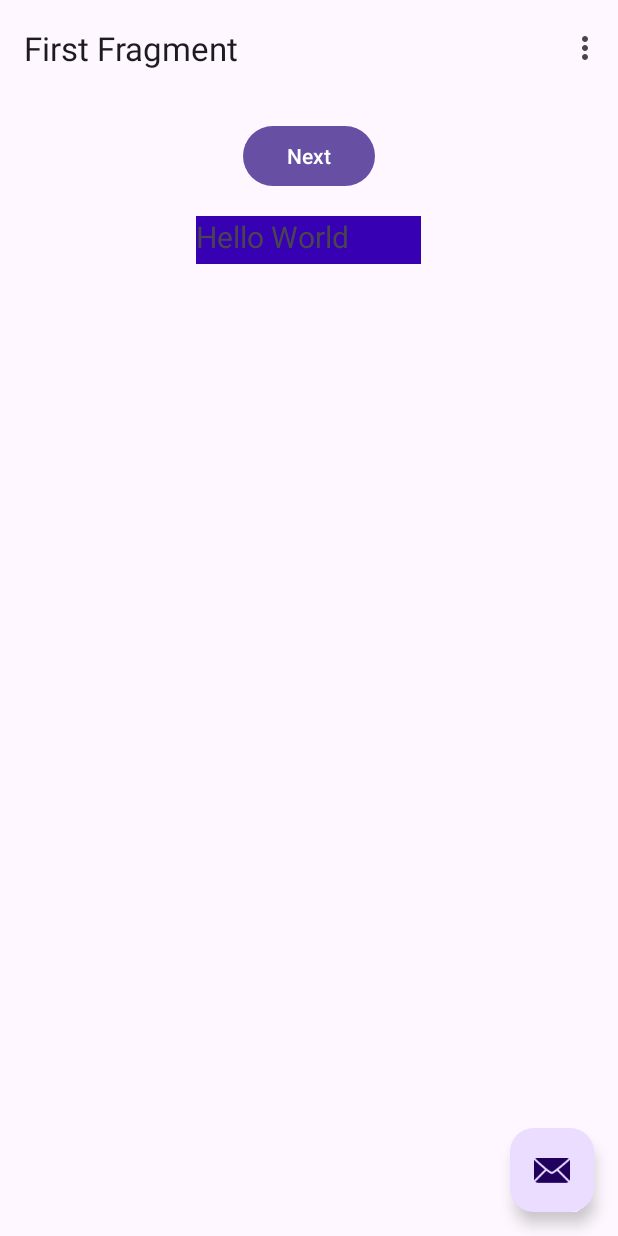
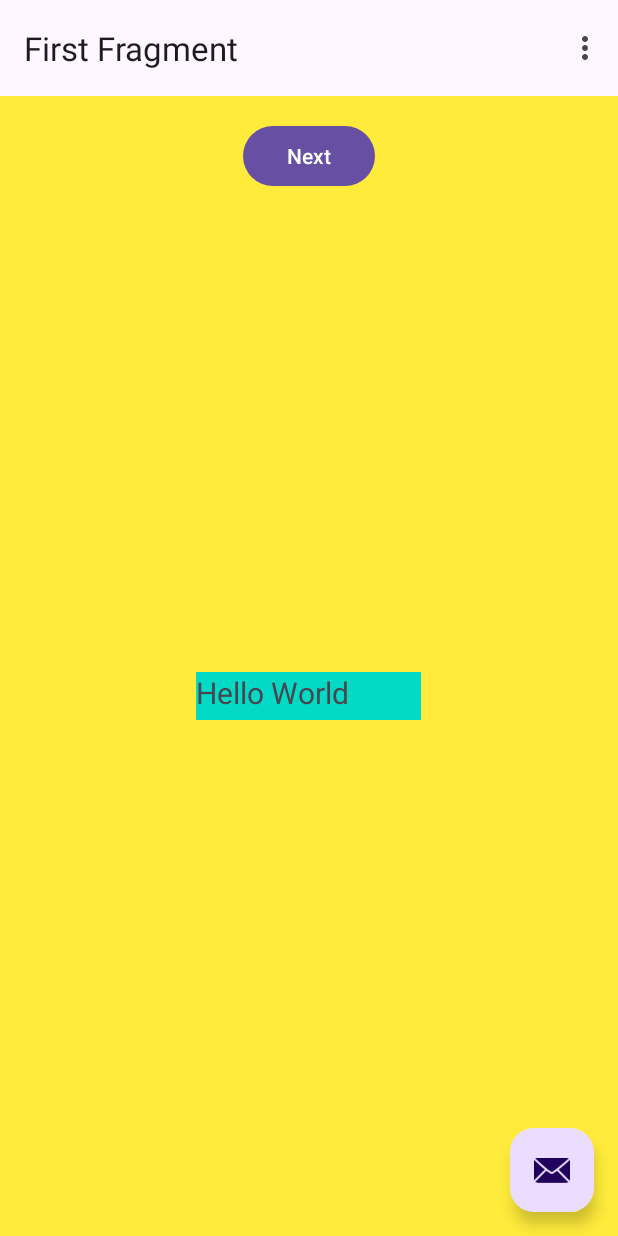
Before and after one commit to trick-ye/CIS386assignment3, an Android app: the screen it shows after launch (MainActivity), on a phone screen of 412 x 824 dp. Run offline under Robolectric (Android 15) with nearby library versions, the phone set to English and light mode, and no system bars; our stand-ins replace navigation-ui.

Commit message:
getting started on HW3

```diff
--- a/app/src/main/java/com/example/assignment3/FirstFragment.kt
+++ b/app/src/main/java/com/example/assignment3/FirstFragment.kt
@@ -32,7 +32,7 @@ class FirstFragment : Fragment() {
     override fun onViewCreated(view: View, savedInstanceState: Bundle?) {
         super.onViewCreated(view, savedInstanceState)
 
-        binding.buttonFirst.setOnClickListener {
+        binding.randomButton.setOnClickListener {
             findNavController().navigate(R.id.action_FirstFragment_to_SecondFragment)
         }
     }
--- a/app/src/main/res/layout/fragment_first.xml
+++ b/app/src/main/res/layout/fragment_first.xml
@@ -4,15 +4,17 @@
     xmlns:tools="http://schemas.android.com/tools"
     android:layout_width="match_parent"
     android:layout_height="match_parent"
+    android:background="#FFEB3B"
     tools:context=".FirstFragment">
 
     <androidx.constraintlayout.widget.ConstraintLayout
         android:layout_width="match_parent"
         android:layout_height="match_parent"
+        android:background="#FFEB3B"
         android:padding="16dp">
 
         <Button
-            android:id="@+id/button_first"
+            android:id="@+id/random_button"
             android:layout_width="wrap_content"
             android:layout_height="wrap_content"
             android:text="@string/next"
@@ -25,14 +27,15 @@
             android:id="@+id/textview_first"
             android:layout_width="150dp"
             android:layout_height="32dp"
-            android:layout_marginTop="16dp"
+            android:layout_marginTop="320dp"
+            android:layout_marginBottom="24dp"
+            android:background="@color/colorAccent"
             android:text="@string/Hello"
-            android:background="@color/PrimaryDark"
             android:textSize="20sp"
             app:layout_constraintBottom_toBottomOf="parent"
             app:layout_constraintEnd_toEndOf="parent"
             app:layout_constraintHorizontal_bias="0.498"
             app:layout_constraintStart_toStartOf="parent"
-            app:layout_constraintTop_toBottomOf="@id/button_first" />
+            app:layout_constraintTop_toBottomOf="@id/random_button" />
     </androidx.constraintlayout.widget.ConstraintLayout>
 </androidx.core.widget.NestedScrollView>
```
